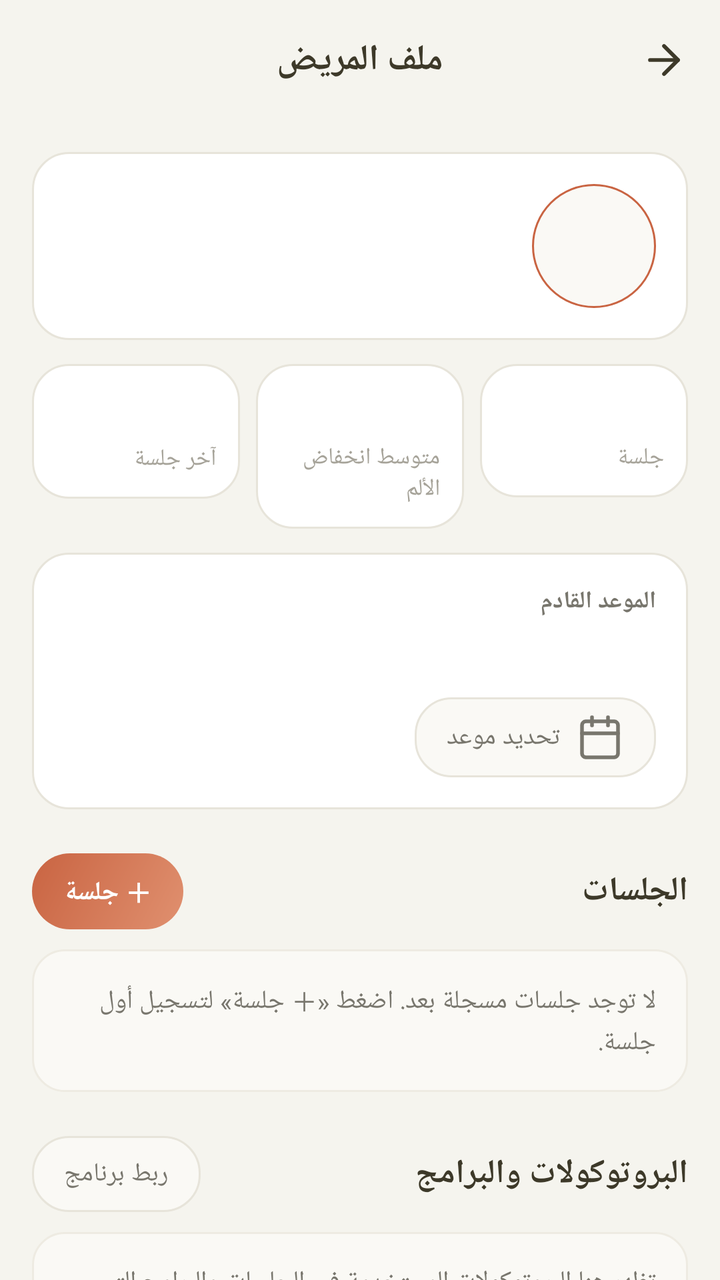
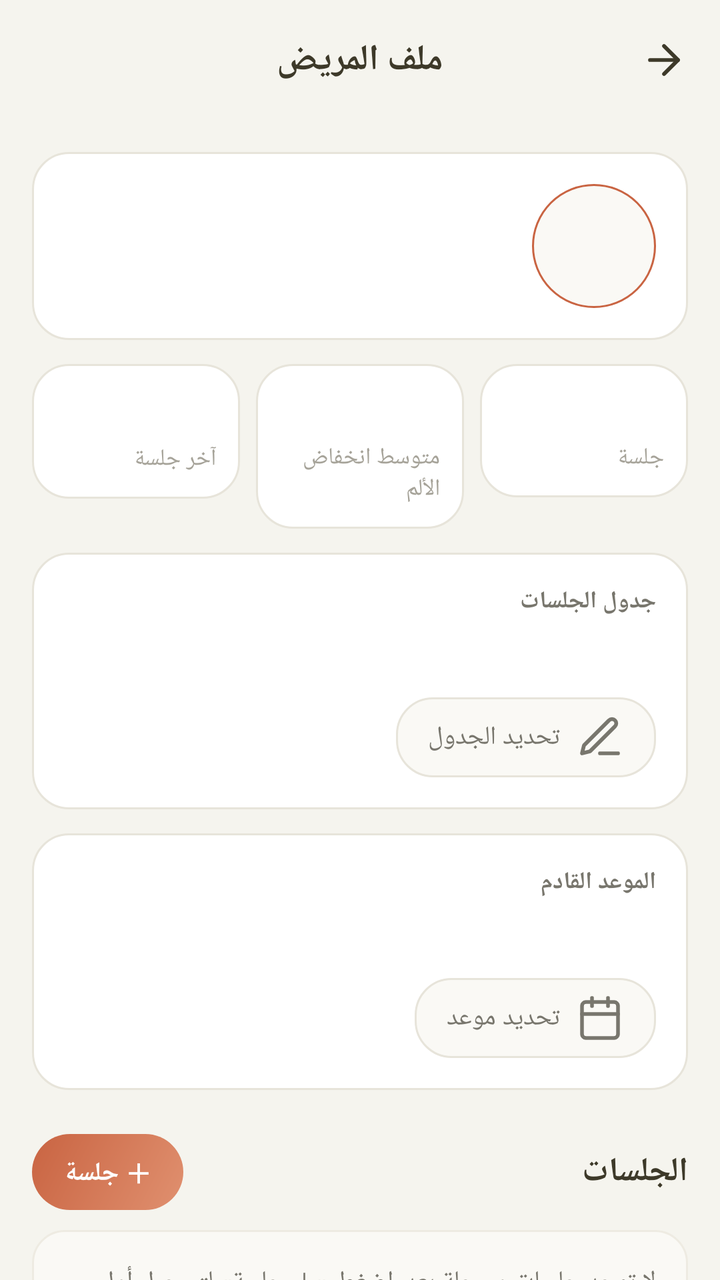

Compare the two renders of this Android layout. The source of the first and the diff that turns it into the second are given below.
<!-- AndroidManifest.xml: application theme Theme.ClinicalMaster -->
<!-- res/layout/activity_patient_detail.xml -->
<?xml version="1.0" encoding="utf-8"?>
<LinearLayout xmlns:android="http://schemas.android.com/apk/res/android"
    xmlns:app="http://schemas.android.com/apk/res-auto"
    android:layout_width="match_parent"
    android:layout_height="match_parent"
    android:background="@drawable/bg_app_gradient"
    android:orientation="vertical">

    <com.google.android.material.appbar.MaterialToolbar
        android:id="@+id/toolbar"
        style="@style/Phizyo.Toolbar"
        android:layout_width="match_parent"
        android:layout_height="60dp"
        app:navigationIcon="@drawable/ic_arrow_back">

        <TextView
            android:layout_gravity="center"
            style="@style/Phizyo.HeaderTitle"
            android:layout_width="wrap_content"
            android:layout_height="wrap_content"
            android:text="ملف المريض" />
    </com.google.android.material.appbar.MaterialToolbar>

    <ScrollView
        android:layout_width="match_parent"
        android:layout_height="match_parent"
        android:scrollbars="none">

        <LinearLayout
            android:layout_width="match_parent"
            android:layout_height="wrap_content"
            android:orientation="vertical"
            android:paddingStart="16dp"
            android:paddingTop="16dp"
            android:paddingEnd="16dp"
            android:paddingBottom="40dp">

            
            <LinearLayout
                android:layout_width="match_parent"
                android:layout_height="wrap_content"
                android:background="@drawable/bg_glass_card"
                android:orientation="vertical"
                android:padding="16dp">

                <LinearLayout
                    android:layout_width="match_parent"
                    android:layout_height="wrap_content"
                    android:gravity="center_vertical"
                    android:orientation="horizontal">

                    <TextView
                        android:id="@+id/detail_avatar"
                        android:layout_width="62dp"
                        android:layout_height="62dp"
                        android:background="@drawable/bg_avatar_circle"
                        android:fontFamily="serif"
                        android:gravity="center"
                        android:includeFontPadding="false"
                        android:textColor="@color/primary_cyan_dark"
                        android:textSize="26sp"
                        android:textStyle="bold" />

                    <LinearLayout
                        android:layout_width="0dp"
                        android:layout_height="wrap_content"
                        android:layout_marginStart="14dp"
                        android:layout_weight="1"
                        android:orientation="vertical">

                        <TextView
                            android:id="@+id/detail_name"
                            style="@style/Phizyo.HeroTitle"
                            android:layout_width="match_parent"
                            android:layout_height="wrap_content"
                            android:textSize="21sp" />

                        <TextView
                            android:id="@+id/detail_meta"
                            style="@style/Phizyo.Body.Secondary"
                            android:layout_width="match_parent"
                            android:layout_height="wrap_content"
                            android:layout_marginTop="2dp"
                            android:visibility="gone" />

                        <TextView
                            android:id="@+id/detail_phone"
                            style="@style/Phizyo.Body.Secondary"
                            android:layout_width="match_parent"
                            android:layout_height="wrap_content"
                            android:layout_marginTop="2dp"
                            android:textDirection="ltr"
                            android:visibility="gone" />
                    </LinearLayout>
                </LinearLayout>

                <LinearLayout
                    android:id="@+id/detail_diagnosis_box"
                    android:layout_width="match_parent"
                    android:layout_height="wrap_content"
                    android:layout_marginTop="14dp"
                    android:background="@drawable/bg_glass_card_soft"
                    android:orientation="vertical"
                    android:padding="12dp"
                    android:visibility="gone">

                    <TextView
                        style="@style/Phizyo.Label"
                        android:layout_width="match_parent"
                        android:layout_height="wrap_content"
                        android:text="الشكوى / التشخيص" />

                    <TextView
                        android:id="@+id/detail_diagnosis"
                        style="@style/Phizyo.Body"
                        android:layout_width="match_parent"
                        android:layout_height="wrap_content"
                        android:layout_marginTop="4dp" />
                </LinearLayout>

                <LinearLayout
                    android:id="@+id/contact_row"
                    android:layout_width="match_parent"
                    android:layout_height="wrap_content"
                    android:layout_marginTop="14dp"
                    android:orientation="horizontal"
                    android:visibility="gone">

                    <TextView
                        android:id="@+id/btn_call"
                        style="@style/Phizyo.Chip"
                        android:layout_marginEnd="8dp"
                        android:drawableStart="@drawable/ic_phone"
                        android:drawablePadding="8dp"
                        android:drawableTint="@color/text_secondary"
                        android:text="اتصال" />

                    <TextView
                        android:id="@+id/btn_sms"
                        style="@style/Phizyo.Chip"
                        android:layout_marginEnd="8dp"
                        android:drawableStart="@drawable/ic_message"
                        android:drawablePadding="8dp"
                        android:drawableTint="@color/text_secondary"
                        android:text="رسالة" />

                    <TextView
                        android:id="@+id/btn_whatsapp"
                        style="@style/Phizyo.Chip"
                        android:drawableStart="@drawable/ic_message_circle"
                        android:drawablePadding="8dp"
                        android:drawableTint="@color/text_secondary"
                        android:text="واتساب" />
                </LinearLayout>
            </LinearLayout>

            
            <LinearLayout
                android:layout_width="match_parent"
                android:layout_height="wrap_content"
                android:layout_marginTop="12dp"
                android:orientation="horizontal">

                <LinearLayout
                    android:layout_width="0dp"
                    android:layout_height="wrap_content"
                    android:layout_marginEnd="4dp"
                    android:layout_weight="1"
                    android:background="@drawable/bg_glass_card"
                    android:orientation="vertical"
                    android:padding="12dp">

                    <TextView
                        android:id="@+id/detail_stat_sessions"
                        style="@style/Phizyo.StatValue"
                        android:layout_width="match_parent"
                        android:layout_height="wrap_content" />

                    <TextView
                        style="@style/Phizyo.Caption"
                        android:layout_width="match_parent"
                        android:layout_height="wrap_content"
                        android:text="جلسة" />
                </LinearLayout>

                <LinearLayout
                    android:layout_width="0dp"
                    android:layout_height="wrap_content"
                    android:layout_marginStart="4dp"
                    android:layout_marginEnd="4dp"
                    android:layout_weight="1"
                    android:background="@drawable/bg_glass_card"
                    android:orientation="vertical"
                    android:padding="12dp">

                    <TextView
                        android:id="@+id/detail_stat_pain"
                        style="@style/Phizyo.StatValue"
                        android:layout_width="match_parent"
                        android:layout_height="wrap_content" />

                    <TextView
                        style="@style/Phizyo.Caption"
                        android:layout_width="match_parent"
                        android:layout_height="wrap_content"
                        android:text="متوسط انخفاض الألم" />
                </LinearLayout>

                <LinearLayout
                    android:layout_width="0dp"
                    android:layout_height="wrap_content"
                    android:layout_marginStart="4dp"
                    android:layout_weight="1"
                    android:background="@drawable/bg_glass_card"
                    android:orientation="vertical"
                    android:padding="12dp">

                    <TextView
                        android:id="@+id/detail_stat_last"
                        style="@style/Phizyo.HeroTitle"
                        android:layout_width="match_parent"
                        android:layout_height="wrap_content"
                        android:layout_marginTop="2dp"
                        android:maxLines="1"
                        android:ellipsize="end"
                        android:textSize="16sp" />

                    <TextView
                        style="@style/Phizyo.Caption"
                        android:layout_width="match_parent"
                        android:layout_height="wrap_content"
                        android:layout_marginTop="4dp"
                        android:text="آخر جلسة" />
                </LinearLayout>
            </LinearLayout>

            
            <LinearLayout
                android:layout_width="match_parent"
                android:layout_height="wrap_content"
                android:layout_marginTop="12dp"
                android:background="@drawable/bg_glass_card"
                android:orientation="vertical"
                android:padding="16dp">

                <TextView
                    style="@style/Phizyo.Label"
                    android:layout_width="match_parent"
                    android:layout_height="wrap_content"
                    android:text="الموعد القادم" />

                <TextView
                    android:id="@+id/appointment_text"
                    style="@style/Phizyo.Body"
                    android:layout_width="match_parent"
                    android:layout_height="wrap_content"
                    android:layout_marginTop="6dp"
                    android:textSize="16sp"
                    android:textStyle="bold" />

                <LinearLayout
                    android:layout_width="match_parent"
                    android:layout_height="wrap_content"
                    android:layout_marginTop="12dp"
                    android:orientation="horizontal">

                    <TextView
                        android:id="@+id/btn_set_appointment"
                        style="@style/Phizyo.Chip"
                        android:layout_marginEnd="8dp"
                        android:drawableStart="@drawable/ic_calendar"
                        android:drawablePadding="8dp"
                        android:drawableTint="@color/text_secondary"
                        android:text="تحديد موعد" />

                    <TextView
                        android:id="@+id/btn_add_to_calendar"
                        style="@style/Phizyo.Chip"
                        android:layout_marginEnd="8dp"
                        android:text="إضافة للتقويم"
                        android:visibility="gone" />

                    <TextView
                        android:id="@+id/btn_clear_appointment"
                        style="@style/Phizyo.Chip"
                        android:text="مسح"
                        android:textColor="@color/accent_red"
                        android:visibility="gone" />
                </LinearLayout>
            </LinearLayout>

            
            <LinearLayout
                android:layout_width="match_parent"
                android:layout_height="wrap_content"
                android:layout_marginTop="22dp"
                android:layout_marginBottom="10dp"
                android:gravity="center_vertical"
                android:orientation="horizontal">

                <TextView
                    android:id="@+id/sessions_title"
                    style="@style/Phizyo.SectionTitle"
                    android:layout_width="0dp"
                    android:layout_height="wrap_content"
                    android:layout_weight="1"
                    android:text="الجلسات" />

                <TextView
                    android:id="@+id/btn_add_session"
                    style="@style/Phizyo.Chip"
                    android:background="@drawable/bg_glass_chip_selected"
                    android:minHeight="38dp"
                    android:text="＋ جلسة"
                    android:textColor="@color/white"
                    android:textStyle="bold" />
            </LinearLayout>

            <LinearLayout
                android:id="@+id/pain_card"
                android:layout_width="match_parent"
                android:layout_height="wrap_content"
                android:layout_marginBottom="10dp"
                android:background="@drawable/bg_glass_card"
                android:orientation="vertical"
                android:padding="16dp"
                android:visibility="gone">

                <TextView
                    style="@style/Phizyo.Label"
                    android:layout_width="match_parent"
                    android:layout_height="wrap_content"
                    android:text="تطور الألم عبر الجلسات (0–10)" />

                <com.ast2012a.clinicalmaster.PainTrendView
                    android:id="@+id/pain_trend"
                    android:layout_width="match_parent"
                    android:layout_height="150dp"
                    android:layout_marginTop="10dp" />

                <LinearLayout
                    android:layout_width="match_parent"
                    android:layout_height="wrap_content"
                    android:layout_marginTop="8dp"
                    android:orientation="horizontal">

                    <TextView
                        style="@style/Phizyo.Caption"
                        android:layout_width="wrap_content"
                        android:layout_height="wrap_content"
                        android:layout_marginEnd="16dp"
                        android:text="● قبل الجلسة"
                        android:textColor="@color/accent_red" />

                    <TextView
                        style="@style/Phizyo.Caption"
                        android:layout_width="wrap_content"
                        android:layout_height="wrap_content"
                        android:text="● بعد الجلسة"
                        android:textColor="@color/accent_green" />
                </LinearLayout>
            </LinearLayout>

            <LinearLayout
                android:id="@+id/sessions_container"
                android:layout_width="match_parent"
                android:layout_height="wrap_content"
                android:orientation="vertical" />

            <TextView
                android:id="@+id/sessions_empty"
                style="@style/Phizyo.Body.Secondary"
                android:layout_width="match_parent"
                android:layout_height="wrap_content"
                android:background="@drawable/bg_glass_card_soft"
                android:padding="16dp"
                android:text="لا توجد جلسات مسجلة بعد. اضغط «＋ جلسة» لتسجيل أول جلسة." />

            <TextView
                android:id="@+id/btn_more_sessions"
                style="@style/Phizyo.Button.Secondary"
                android:layout_marginTop="4dp"
                android:visibility="gone" />

            
            <LinearLayout
                android:layout_width="match_parent"
                android:layout_height="wrap_content"
                android:layout_marginTop="22dp"
                android:layout_marginBottom="10dp"
                android:gravity="center_vertical"
                android:orientation="horizontal">

                <TextView
                    style="@style/Phizyo.SectionTitle"
                    android:layout_width="0dp"
                    android:layout_height="wrap_content"
                    android:layout_weight="1"
                    android:text="البروتوكولات والبرامج" />

                <TextView
                    android:id="@+id/btn_add_assignment"
                    style="@style/Phizyo.Chip"
                    android:minHeight="38dp"
                    android:text="ربط برنامج" />
            </LinearLayout>

            <LinearLayout
                android:id="@+id/history_container"
                android:layout_width="match_parent"
                android:layout_height="wrap_content"
                android:orientation="vertical" />

            <TextView
                android:id="@+id/history_empty"
                style="@style/Phizyo.Body.Secondary"
                android:layout_width="match_parent"
                android:layout_height="wrap_content"
                android:background="@drawable/bg_glass_card_soft"
                android:padding="16dp"
                android:text="تظهر هنا البروتوكولات المستخدمة في الجلسات والبرامج التي تربطها بالمريض." />

            
            <LinearLayout
                android:layout_width="match_parent"
                android:layout_height="wrap_content"
                android:layout_marginTop="22dp"
                android:background="@drawable/bg_glass_card"
                android:orientation="vertical"
                android:padding="16dp">

                <LinearLayout
                    android:layout_width="match_parent"
                    android:layout_height="wrap_content"
                    android:gravity="center_vertical"
                    android:orientation="horizontal">

                    <TextView
                        style="@style/Phizyo.SectionTitle"
                        android:layout_width="0dp"
                        android:layout_height="wrap_content"
                        android:layout_weight="1"
                        android:text="الحساب المالي" />

                    <TextView
                        android:id="@+id/btn_add_payment"
                        style="@style/Phizyo.Chip"
                        android:background="@drawable/bg_glass_chip_selected"
                        android:minHeight="38dp"
                        android:text="＋ دفعة"
                        android:textColor="@color/white"
                        android:textStyle="bold" />
                </LinearLayout>

                <LinearLayout
                    android:layout_width="match_parent"
                    android:layout_height="wrap_content"
                    android:layout_marginTop="16dp"
                    android:orientation="horizontal">

                    <LinearLayout
                        android:layout_width="0dp"
                        android:layout_height="wrap_content"
                        android:layout_weight="1"
                        android:orientation="vertical">

                        <TextView
                            style="@style/Phizyo.Caption"
                            android:layout_width="match_parent"
                            android:layout_height="wrap_content"
                            android:text="إجمالي الجلسات" />

                        <TextView
                            android:id="@+id/finance_charged"
                            style="@style/Phizyo.Body"
                            android:layout_width="match_parent"
                            android:layout_height="wrap_content"
                            android:layout_marginTop="2dp"
                            android:textDirection="ltr"
                            android:textSize="15sp"
                            android:textStyle="bold" />
                    </LinearLayout>

                    <LinearLayout
                        android:layout_width="0dp"
                        android:layout_height="wrap_content"
                        android:layout_weight="1"
                        android:orientation="vertical">

                        <TextView
                            style="@style/Phizyo.Caption"
                            android:layout_width="match_parent"
                            android:layout_height="wrap_content"
                            android:text="المدفوع" />

                        <TextView
                            android:id="@+id/finance_paid"
                            style="@style/Phizyo.Body"
                            android:layout_width="match_parent"
                            android:layout_height="wrap_content"
                            android:layout_marginTop="2dp"
                            android:textDirection="ltr"
                            android:textSize="15sp"
                            android:textStyle="bold" />
                    </LinearLayout>

                    <LinearLayout
                        android:layout_width="0dp"
                        android:layout_height="wrap_content"
                        android:layout_weight="1"
                        android:orientation="vertical">

                        <TextView
                            android:id="@+id/finance_balance_label"
                            style="@style/Phizyo.Caption"
                            android:layout_width="match_parent"
                            android:layout_height="wrap_content"
                            android:text="المتبقي" />

                        <TextView
                            android:id="@+id/finance_balance"
                            style="@style/Phizyo.Body"
                            android:layout_width="match_parent"
                            android:layout_height="wrap_content"
                            android:layout_marginTop="2dp"
                            android:textDirection="ltr"
                            android:textSize="17sp"
                            android:textStyle="bold" />
                    </LinearLayout>
                </LinearLayout>

                <View
                    android:layout_width="match_parent"
                    android:layout_height="1dp"
                    android:layout_marginTop="14dp"
                    android:background="@color/glass_border_soft" />

                <TextView
                    style="@style/Phizyo.Label"
                    android:layout_width="match_parent"
                    android:layout_height="wrap_content"
                    android:layout_marginTop="12dp"
                    android:text="سجل الدفعات" />

                <LinearLayout
                    android:id="@+id/payments_container"
                    android:layout_width="match_parent"
                    android:layout_height="wrap_content"
                    android:layout_marginTop="8dp"
                    android:orientation="vertical" />

                <TextView
                    android:id="@+id/payments_empty"
                    style="@style/Phizyo.Caption"
                    android:layout_width="match_parent"
                    android:layout_height="wrap_content"
                    android:layout_marginTop="6dp"
                    android:text="لا توجد دفعات مسجلة." />
            </LinearLayout>

            
            <LinearLayout
                android:id="@+id/notes_card"
                android:layout_width="match_parent"
                android:layout_height="wrap_content"
                android:layout_marginTop="12dp"
                android:background="@drawable/bg_glass_card"
                android:orientation="vertical"
                android:padding="16dp"
                android:visibility="gone">

                <TextView
                    style="@style/Phizyo.Label"
                    android:layout_width="match_parent"
                    android:layout_height="wrap_content"
                    android:text="ملاحظات" />

                <TextView
                    android:id="@+id/detail_notes"
                    style="@style/Phizyo.Body"
                    android:layout_width="match_parent"
                    android:layout_height="wrap_content"
                    android:layout_marginTop="6dp" />
            </LinearLayout>

            
            <TextView
                android:id="@+id/btn_share_summary"
                style="@style/Phizyo.Button.Primary"
                android:layout_marginTop="24dp"
                android:drawableStart="@drawable/ic_share_out"
                android:drawablePadding="10dp"
                android:drawableTint="@color/white"
                android:text="مشاركة ملخص المريض" />

            <TextView
                android:id="@+id/btn_edit_patient"
                style="@style/Phizyo.Button.Secondary"
                android:layout_marginTop="10dp"
                android:drawableStart="@drawable/ic_edit"
                android:drawablePadding="10dp"
                android:drawableTint="@color/text_secondary"
                android:text="تعديل بيانات المريض" />

            <TextView
                android:id="@+id/btn_delete_patient"
                style="@style/Phizyo.Button.Secondary"
                android:layout_marginTop="10dp"
                android:drawableStart="@drawable/ic_trash"
                android:drawablePadding="10dp"
                android:drawableTint="@color/accent_red"
                android:text="حذف المريض"
                android:textColor="@color/accent_red" />
        </LinearLayout>
    </ScrollView>
</LinearLayout>
<!-- resources referenced by this layout -->
<resources>
  <color name="accent_green">#5F8768</color>
  <color name="accent_red">#BC4C34</color>
  <color name="glass_border_soft">#EEEBE2</color>
  <color name="primary_cyan_dark">#AD5237</color>
  <color name="text_secondary">#78766D</color>
  <color name="white">#FFFFFF</color>
  <!-- drawable bg_app_gradient (drawable) -->
  <shape xmlns:android="http://schemas.android.com/apk/res/android" android:shape="rectangle">
      <solid android:color="@color/bg_deep_1"/>
  </shape>
  <!-- drawable bg_avatar_circle (drawable) -->
  <?xml version="1.0" encoding="utf-8"?>
  <shape xmlns:android="http://schemas.android.com/apk/res/android"
      android:shape="oval">
      <solid android:color="@color/glass_fill_soft" />
      <stroke android:width="1dp" android:color="@color/primary_cyan" />
  </shape>
  <style name="Phizyo.Body.Secondary">
          <item name="android:textColor">@color/text_secondary</item>
          <item name="android:textSize">13sp</item>
          <item name="android:lineSpacingExtra">3dp</item>
      </style>
  <style name="Phizyo.Caption" parent="">
          <item name="android:textColor">@color/text_tertiary</item>
          <item name="android:textSize">11.5sp</item>
          <item name="android:textDirection">rtl</item>
          <item name="android:textAlignment">viewStart</item>
      </style>
  <color name="bg_deep_1">#F5F4EE</color>
  <color name="glass_fill_soft">#FAF9F5</color>
  <color name="primary_cyan">#C96442</color>
  <color name="glass_fill_strong">#FFFFFF</color>
  <color name="glass_border">#E7E4DA</color>
  <color name="primary_cyan_light">#E0906F</color>
  <color name="text_primary">#3D3929</color>
  <color name="text_tertiary">#A6A399</color>
  <!-- drawable bg_top_bar_modern (drawable) -->
  <?xml version="1.0" encoding="utf-8"?>
  <shape xmlns:android="http://schemas.android.com/apk/res/android" android:shape="rectangle">
      <solid android:color="@color/bg_deep_1"/>
  </shape>
  <color name="m3_primary_container">#F2D9CB</color>
  <color name="m3_on_primary_container">#5A2A15</color>
  <color name="accent_violet">#6A6968</color>
  <color name="accent_violet_dark">#43413C</color>
  <color name="m3_secondary_container">#E7E5DC</color>
  <color name="m3_on_secondary_container">#302E29</color>
  <color name="m3_tertiary">#B07A2E</color>
  <color name="m3_on_tertiary">#FFFFFF</color>
  <color name="m3_tertiary_container">#F2E1C0</color>
  <color name="m3_on_tertiary_container">#452F0E</color>
  <color name="bg_dark">#F5F4EE</color>
  <color name="surface_dark">#FFFFFF</color>
  <color name="m3_surface_variant">#F0EDE4</color>
  <color name="m3_on_surface_variant">#78766D</color>
  <color name="m3_surface_container">#F2F0E8</color>
  <color name="m3_surface_container_high">#EAE7DD</color>
  <color name="m3_outline">#A6A399</color>
  <color name="m3_outline_variant">#E7E4DA</color>
  <color name="m3_error">#BC4C34</color>
  <color name="m3_on_error">#FFFFFF</color>
  <color name="m3_error_container">#F5D6CC</color>
  <color name="m3_on_error_container">#571C0E</color>
  <style name="ShapeAppearance.M3.Corner.ExtraSmall" parent="ShapeAppearance.Material3.Corner.ExtraSmall">
          <item name="cornerSize">10dp</item>
      </style>
  <style name="ShapeAppearance.M3.Corner.Small" parent="ShapeAppearance.Material3.Corner.Small">
          <item name="cornerSize">14dp</item>
      </style>
  <style name="ShapeAppearance.M3.Corner.Medium" parent="ShapeAppearance.Material3.Corner.Medium">
          <item name="cornerSize">18dp</item>
      </style>
  <style name="ShapeAppearance.M3.Corner.Large" parent="ShapeAppearance.Material3.Corner.Large">
          <item name="cornerSize">26dp</item>
      </style>
  <color name="glass_highlight">#20FFFFFF</color>
  <style name="MaterialAlertDialog.ClinicalMaster.Title" parent="MaterialAlertDialog.Material3.Title.Text">
          <item name="android:textDirection">rtl</item>
          <item name="android:gravity">end</item>
      </style>
  <!-- unchanged entries left out for length: 27 -->
</resources>

<!-- the commit's change to res/layout/activity_patient_detail.xml (unified diff, before → after) -->
@@ -231,6 +231,54 @@
                         android:layout_height="wrap_content"
                         android:layout_marginTop="4dp"
                         android:text="آخر جلسة" />
+                </LinearLayout>
+            </LinearLayout>
+
+            
+            <LinearLayout
+                android:layout_width="match_parent"
+                android:layout_height="wrap_content"
+                android:layout_marginTop="12dp"
+                android:background="@drawable/bg_glass_card"
+                android:orientation="vertical"
+                android:padding="16dp">
+
+                <TextView
+                    style="@style/Phizyo.Label"
+                    android:layout_width="match_parent"
+                    android:layout_height="wrap_content"
+                    android:text="جدول الجلسات" />
+
+                <TextView
+                    android:id="@+id/schedule_text"
+                    style="@style/Phizyo.Body"
+                    android:layout_width="match_parent"
+                    android:layout_height="wrap_content"
+                    android:layout_marginTop="6dp"
+                    android:textSize="16sp"
+                    android:textStyle="bold" />
+
+                <TextView
+                    android:id="@+id/schedule_next"
+                    style="@style/Phizyo.Caption"
+                    android:layout_width="match_parent"
+                    android:layout_height="wrap_content"
+                    android:layout_marginTop="4dp"
+                    android:visibility="gone" />
+
+                <LinearLayout
+                    android:layout_width="match_parent"
+                    android:layout_height="wrap_content"
+                    android:layout_marginTop="12dp"
+                    android:orientation="horizontal">
+
+                    <TextView
+                        android:id="@+id/btn_edit_schedule"
+                        style="@style/Phizyo.Chip"
+                        android:drawableStart="@drawable/ic_edit"
+                        android:drawablePadding="8dp"
+                        android:drawableTint="@color/text_secondary"
+                        android:text="تحديد الجدول" />
                 </LinearLayout>
             </LinearLayout>
 
